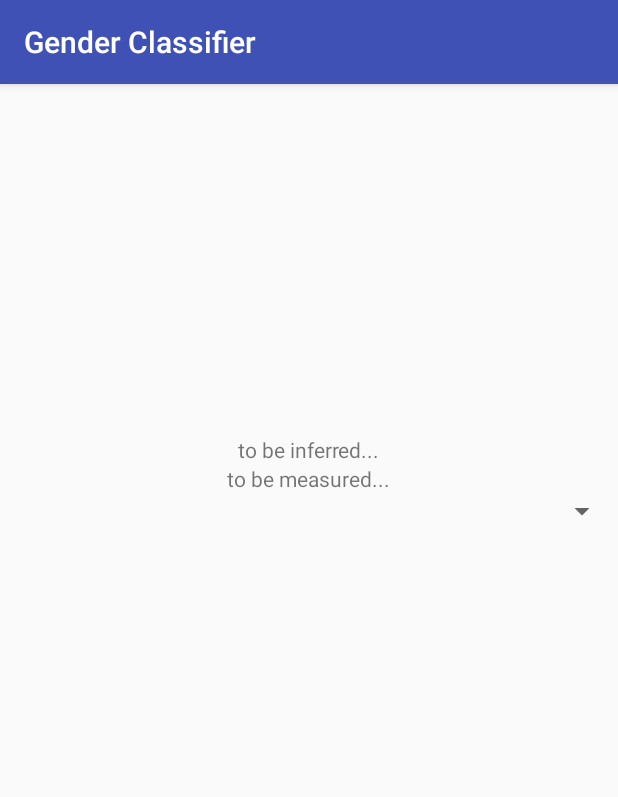
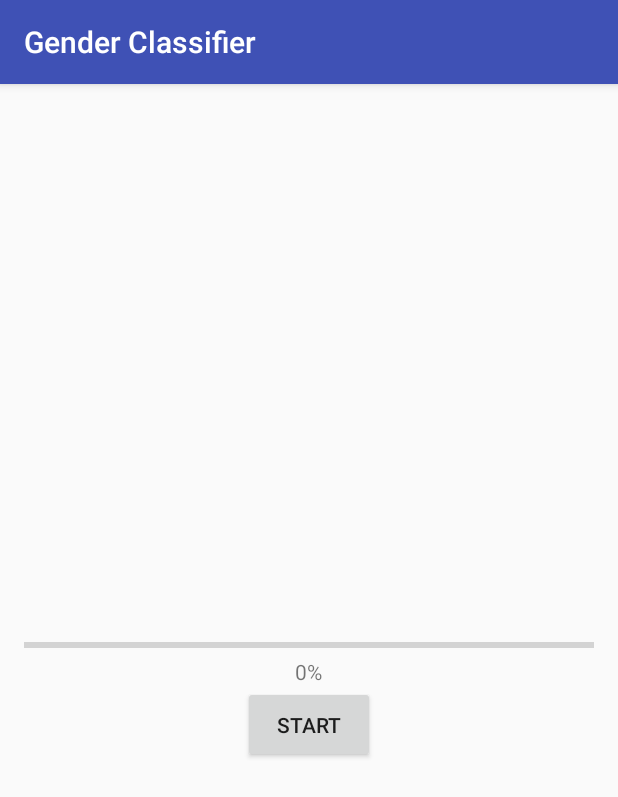
Before and after one commit to maxblumental/network-compression, an Android app: the screen it shows after launch (MainActivity), on a phone screen of 412 x 824 dp. Shown: the top 797 px of the screen. Run offline under Robolectric (Android 15) with nearby library versions, the phone set to English and light mode, and no system bars; our stand-ins replace Dagger/Hilt's generated code; libraries missing offline, so code that uses them is left out: org.tensorflow.lite; network calls fail.

Commit message:
Code for measuring test accuracy on Android.

```diff
--- a/GenderClassifier/app/src/main/AndroidManifest.xml
+++ b/GenderClassifier/app/src/main/AndroidManifest.xml
@@ -1,6 +1,9 @@
 <?xml version="1.0" encoding="utf-8"?>
 <manifest xmlns:android="http://schemas.android.com/apk/res/android"
   package="ru.skoltech.genderclassifier">
+
+  <uses-permission android:name="android.permission.INTERNET" />
+  <uses-permission android:name="android.permission.WRITE_EXTERNAL_STORAGE" />
 
   <application
     android:name=".GenderClassifierApplication"
--- a/GenderClassifier/app/src/main/java/ru/skoltech/genderclassifier/ui/MainActivity.kt
+++ b/GenderClassifier/app/src/main/java/ru/skoltech/genderclassifier/ui/MainActivity.kt
@@ -1,19 +1,22 @@
 package ru.skoltech.genderclassifier.ui
 
-import android.content.Context
-import android.graphics.Bitmap
-import android.graphics.BitmapFactory
+import android.Manifest.permission.WRITE_EXTERNAL_STORAGE
+import android.annotation.SuppressLint
+import android.content.pm.PackageManager
 import android.os.Bundle
+import android.os.Environment
+import android.support.v4.app.ActivityCompat
+import android.support.v4.content.ContextCompat.checkSelfPermission
+import android.support.v4.content.PermissionChecker.PERMISSION_GRANTED
 import android.support.v7.app.AppCompatActivity
-import android.view.View
-import android.widget.*
-import android.widget.AdapterView.OnItemSelectedListener
-import kotlinx.coroutines.Dispatchers
-import kotlinx.coroutines.GlobalScope
-import kotlinx.coroutines.launch
+import android.widget.Button
+import android.widget.ProgressBar
+import android.widget.TextView
+import android.widget.Toast
 import ru.skoltech.genderclassifier.GenderClassifierApplication
 import ru.skoltech.genderclassifier.R
-import ru.skoltech.genderclassifier.classifier.Classifier
+import java.io.File
+import java.io.FileOutputStream
 import javax.inject.Inject
 
 
@@ -22,16 +25,24 @@ class MainActivity : AppCompatActivity(), MvpView {
   @Inject
   lateinit var presenter: MainPresenter
 
-  private lateinit var filenameList: Spinner
+  private lateinit var progressBar: ProgressBar
+  private lateinit var progressText: TextView
 
-  val context: Context = this
+  val isWritePermissionGranted: Boolean
+    get() = checkSelfPermission(this, WRITE_EXTERNAL_STORAGE) == PERMISSION_GRANTED
 
   override fun onCreate(savedInstanceState: Bundle?) {
     super.onCreate(savedInstanceState)
     setContentView(R.layout.activity_main)
-    prepareSpinner()
     GenderClassifierApplication.component.inject(this)
+    bindViews()
     presenter.attachView(this)
+  }
+
+  private fun bindViews() {
+    progressBar = findViewById(R.id.progress_line)
+    progressText = findViewById(R.id.progress_text)
+    findViewById<Button>(R.id.start_button).setOnClickListener { presenter.onStart() }
   }
 
   override fun onDestroy() {
@@ -39,53 +50,39 @@ class MainActivity : AppCompatActivity(), MvpView {
     super.onDestroy()
   }
 
-  private fun prepareSpinner() {
-    filenameList = findViewById(R.id.filenames)
-    filenameList.onItemSelectedListener = FilenameSelectionListener()
+  @SuppressLint("SetTextI18n")
+  fun updateProgress(current: Int, total: Int) {
+    progressBar.progress = current * 100 / total
+    progressText.text = "%.3f".format(current * 100f / total) + " %"
   }
 
-  fun setFilenames(filenames: List<String>) {
-    filenameList.adapter =
-        ArrayAdapter<String>(this, android.R.layout.simple_spinner_dropdown_item, filenames)
+
+  fun requestWritePermission() {
+    ActivityCompat.requestPermissions(this, arrayOf(WRITE_EXTERNAL_STORAGE),
+        WRITE_EXTERNAL_STORAGE_PERMISSION_REQUEST)
   }
 
-  fun showImage(bitmap: Bitmap) = findViewById<ImageView>(R.id.image).setImageBitmap(bitmap)
-
-  fun showInferenceResults(scrore: Float, time: Long) {
-    findViewById<TextView>(R.id.prediction).text = "male: $scrore"
-    findViewById<TextView>(R.id.inference_time).text = "inference time: $time ms"
+  fun createFileOutput(name: String): FileOutputStream? {
+    val documents = Environment.getExternalStoragePublicDirectory(Environment.DIRECTORY_DOCUMENTS)
+    val file = File(documents, name)
+    if (file.exists()) {
+      file.delete()
+    }
+    file.createNewFile()
+    return FileOutputStream(file)
   }
 
-  inner class FilenameSelectionListener : OnItemSelectedListener {
-    override fun onItemSelected(parent: AdapterView<*>, view: View?, position: Int, id: Long) {
-      val filename = parent.getItemAtPosition(position)
-      presenter.onFileSelected(filename as String)
+  override fun onRequestPermissionsResult(requestCode: Int, permissions: Array<out String>,
+                                          grantResults: IntArray) {
+    if (requestCode == WRITE_EXTERNAL_STORAGE_PERMISSION_REQUEST) {
+      if ((grantResults.isNotEmpty() && grantResults[0] == PackageManager.PERMISSION_GRANTED)) {
+        presenter.onStart()
+      } else {
+        val message = "Permission request was rejected. Experiment was aborted."
+        Toast.makeText(this, message, Toast.LENGTH_LONG).show()
+      }
     }
-
-    override fun onNothingSelected(parent: AdapterView<*>?) = Unit
   }
 }
 
-class MainPresenter
-@Inject constructor(private val classifier: Classifier) : MvpPresenter<MainActivity>() {
-
-  override fun attachView(view: MainActivity) {
-    super.attachView(view)
-    view.context.assets.list("")
-        .filter { it.endsWith(".jpg") }
-        .sorted()
-        .let(view::setFilenames)
-  }
-
-  fun onFileSelected(filename: String) =
-      view?.context?.let {
-        GlobalScope.launch(Dispatchers.IO) {
-          val bitmap = BitmapFactory.decodeStream(it.assets.open(filename))
-          val (time, score) = classifier.classify(bitmap)
-          launch(Dispatchers.Main) {
-            view?.showImage(bitmap)
-            view?.showInferenceResults(score, time)
-          }
-        }
-      }
-}
+private const val WRITE_EXTERNAL_STORAGE_PERMISSION_REQUEST = 0
--- a/GenderClassifier/app/src/main/res/layout/activity_main.xml
+++ b/GenderClassifier/app/src/main/res/layout/activity_main.xml
@@ -5,34 +5,39 @@
   android:layout_height="match_parent"
   tools:context=".ui.MainActivity">
 
-    <ImageView
-        android:id="@+id/image"
-        android:layout_width="178dp"
-        android:layout_height="218dp"
-        android:layout_alignParentTop="true"
-        android:layout_centerHorizontal="true"
-        android:layout_marginTop="16dp" />
+  <RelativeLayout
+    android:id="@+id/progess_container"
+    android:layout_width="match_parent"
+    android:layout_height="wrap_content"
+    android:layout_centerInParent="true"
+    tools:ignore="UselessParent">
+
+    <ProgressBar
+      android:id="@+id/progress_line"
+      style="@style/Base.Widget.AppCompat.ProgressBar.Horizontal"
+      android:layout_width="match_parent"
+      android:layout_height="16dp"
+      android:indeterminate="false"
+      android:padding="16dp"
+      android:progress="0" />
 
     <TextView
-        android:id="@+id/prediction"
+      android:id="@+id/progress_text"
       android:layout_width="wrap_content"
       android:layout_height="wrap_content"
-        android:layout_below="@+id/image"
+      android:layout_below="@+id/progress_line"
       android:layout_centerHorizontal="true"
-        android:text="to be inferred..." />
+      android:background="@android:color/transparent"
+      android:text="0%" />
+  </RelativeLayout>
 
-    <TextView
-        android:id="@+id/inference_time"
+  <Button
+    android:id="@+id/start_button"
     android:layout_width="wrap_content"
     android:layout_height="wrap_content"
-        android:layout_below="@+id/prediction"
+    android:layout_below="@+id/progess_container"
     android:layout_centerHorizontal="true"
-        android:text="to be measured..." />
-
-    <Spinner
-        android:id="@+id/filenames"
-        android:layout_below="@id/inference_time"
-        android:layout_width="match_parent"
-        android:layout_height="wrap_content" />
+    android:padding="16dp"
+    android:text="start" />
 
 </RelativeLayout>
```
Also changed, not shown: GenderClassifier/app/src/main/java/ru/skoltech/genderclassifier/ui/MainPresenter.kt (added, +52 -0 lines). Lines whose indentation alone changed are shown as unchanged.
